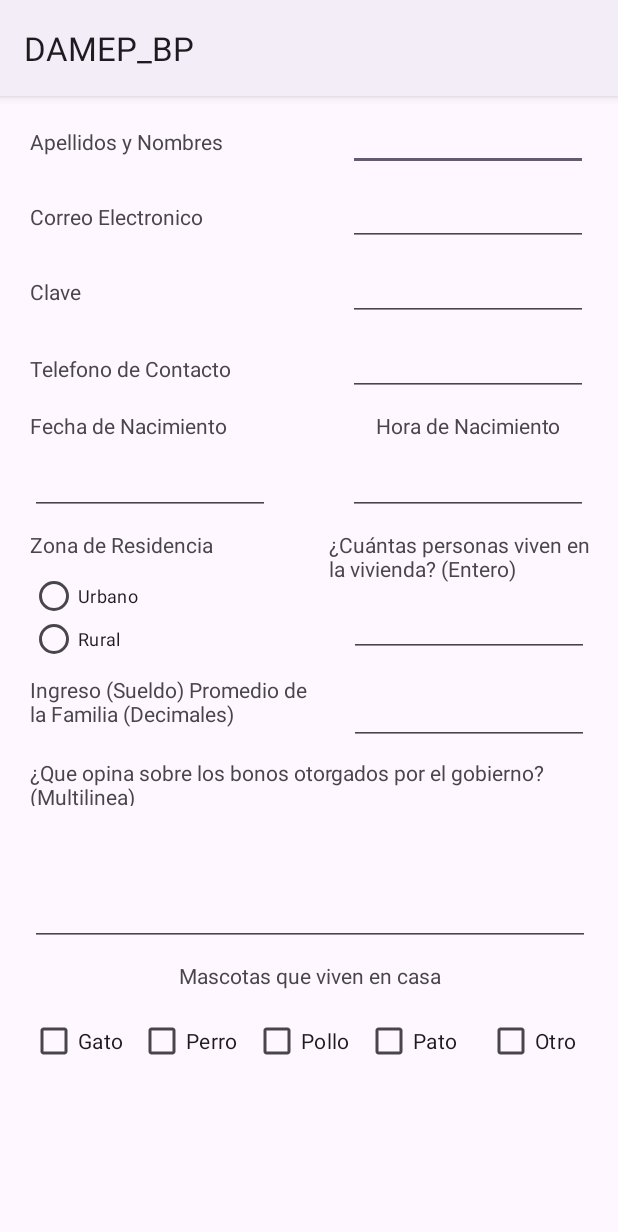
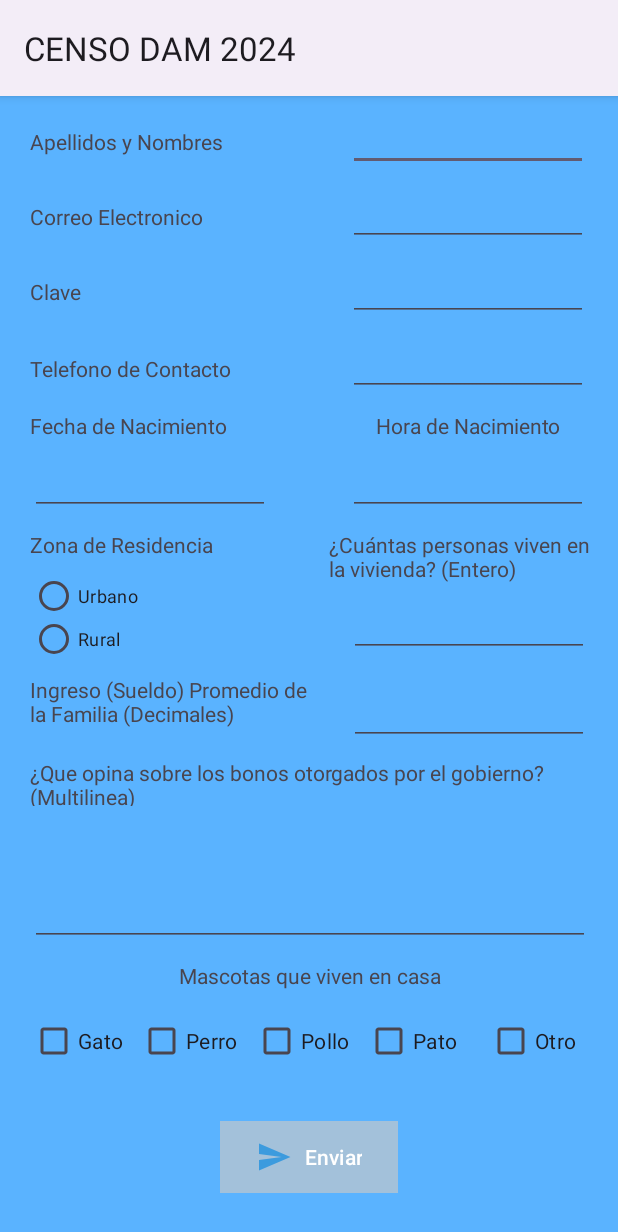
Before and after one commit to JotaBV02/DAMEP_BP, an Android app: the screen it shows after launch (MainActivity), on a phone screen of 412 x 824 dp. Shown: the top 1232 px of the screen. Run offline under Robolectric (Android 15) with nearby library versions, the phone set to English and light mode, and no system bars.

Commit message:
Boton y valores Pena-Parte02

```diff
--- a/app/src/main/java/com/example/damep_bp/MainActivity.java
+++ b/app/src/main/java/com/example/damep_bp/MainActivity.java
@@ -1,6 +1,8 @@
 package com.example.damep_bp;
 
 import android.os.Bundle;
+import android.widget.Button;
+import android.widget.Toast;
 
 import androidx.activity.EdgeToEdge;
 import androidx.appcompat.app.AppCompatActivity;
@@ -15,6 +17,9 @@ public class MainActivity extends AppCompatActivity {
         super.onCreate(savedInstanceState);
         EdgeToEdge.enable(this);
         setContentView(R.layout.activity_main);
+        Button btn1 = findViewById(R.id.button_enviar);
+        btn1.setOnClickListener(view -> Toast.makeText(this, "Se Envio sus Datos", Toast.LENGTH_SHORT).show());
+
         ViewCompat.setOnApplyWindowInsetsListener(findViewById(R.id.main), (v, insets) -> {
             Insets systemBars = insets.getInsets(WindowInsetsCompat.Type.systemBars());
             v.setPadding(systemBars.left, systemBars.top, systemBars.right, systemBars.bottom);
--- /dev/null
+++ b/app/src/main/res/drawable/baseline_send_24.xml
@@ -0,0 +1,5 @@
+<vector xmlns:android="http://schemas.android.com/apk/res/android" android:autoMirrored="true" android:height="24dp" android:tint="#3C9BDE" android:viewportHeight="24" android:viewportWidth="24" android:width="24dp">
+
+    <path android:fillColor="@android:color/white" android:pathData="M2.01,21L23,12 2.01,3 2,10l15,2 -15,2z"/>
+
+</vector>
--- a/app/src/main/res/layout/activity_main.xml
+++ b/app/src/main/res/layout/activity_main.xml
@@ -5,6 +5,7 @@
     android:id="@+id/main"
     android:layout_width="match_parent"
     android:layout_height="match_parent"
+    android:background="#F151AFFF"
     tools:context=".MainActivity">
 
     <TextView
@@ -12,7 +13,7 @@
         android:layout_width="wrap_content"
         android:layout_height="wrap_content"
         android:layout_marginStart="20dp"
-        android:text="Apellidos y Nombres"
+        android:text="@string/texto_apellidos_nombre"
         app:layout_constraintBottom_toBottomOf="@+id/editTextText"
         app:layout_constraintStart_toStartOf="parent"
         app:layout_constraintTop_toTopOf="@+id/editTextText" />
@@ -21,7 +22,7 @@
         android:id="@+id/textView"
         android:layout_width="wrap_content"
         android:layout_height="wrap_content"
-        android:text="Correo Electronico"
+        android:text="@string/Correo_electronico"
         app:layout_constraintBottom_toBottomOf="@+id/editTextTextEmailAddress"
         app:layout_constraintStart_toStartOf="@+id/textView12"
         app:layout_constraintTop_toTopOf="@+id/editTextTextEmailAddress" />
@@ -30,7 +31,7 @@
         android:id="@+id/textView2"
         android:layout_width="wrap_content"
         android:layout_height="wrap_content"
-        android:text="Clave"
+        android:text="@string/Clave"
         app:layout_constraintBottom_toBottomOf="@+id/editTextTextPassword"
         app:layout_constraintStart_toStartOf="@+id/textView"
         app:layout_constraintTop_toTopOf="@+id/editTextTextPassword" />
@@ -39,7 +40,7 @@
         android:id="@+id/textView3"
         android:layout_width="136dp"
         android:layout_height="16dp"
-        android:text="Telefono de Contacto"
+        android:text="@string/Telefono_Contacto"
         app:layout_constraintBottom_toBottomOf="@+id/editTextPhone"
         app:layout_constraintStart_toStartOf="@+id/textView2"
         app:layout_constraintTop_toTopOf="@+id/editTextPhone" />
@@ -49,7 +50,7 @@
         android:layout_width="wrap_content"
         android:layout_height="wrap_content"
         android:layout_marginTop="10dp"
-        android:text="Fecha de Nacimiento"
+        android:text="@string/Fecha_Nacimiento"
         app:layout_constraintStart_toStartOf="@+id/textView3"
         app:layout_constraintTop_toBottomOf="@+id/editTextPhone" />
 
@@ -58,7 +59,7 @@
         android:layout_width="wrap_content"
         android:layout_height="wrap_content"
         android:layout_marginTop="10dp"
-        android:text="Hora de Nacimiento"
+        android:text="@string/Hora_Nacimiento"
         app:layout_constraintEnd_toEndOf="@+id/editTextPhone"
         app:layout_constraintStart_toStartOf="@+id/editTextPhone"
         app:layout_constraintTop_toBottomOf="@+id/editTextPhone" />
@@ -68,7 +69,7 @@
         android:layout_width="wrap_content"
         android:layout_height="wrap_content"
         android:layout_marginTop="10dp"
-        android:text="Zona de Residencia"
+        android:text="@string/Zona_Residencia"
         app:layout_constraintStart_toStartOf="@+id/editTextDate"
         app:layout_constraintTop_toBottomOf="@+id/editTextDate" />
 
@@ -77,7 +78,7 @@
         android:layout_width="185dp"
         android:layout_height="43dp"
         android:layout_marginTop="10dp"
-        android:text="¿Cuántas personas viven en la vivienda? (Entero) "
+        android:text="@string/cant_personas"
         app:layout_constraintEnd_toEndOf="@+id/editTextTime"
         app:layout_constraintStart_toStartOf="@+id/editTextTime"
         app:layout_constraintTop_toBottomOf="@+id/editTextTime" />
@@ -87,7 +88,7 @@
         android:layout_width="190dp"
         android:layout_height="45dp"
         android:layout_marginTop="10dp"
-        android:text="Ingreso (Sueldo) Promedio de la Familia (Decimales) "
+        android:text="@string/ingreso"
         app:layout_constraintStart_toStartOf="@+id/textView6"
         app:layout_constraintTop_toBottomOf="@+id/radioGroup" />
 
@@ -96,7 +97,7 @@
         android:layout_width="373dp"
         android:layout_height="32dp"
         android:layout_marginTop="10dp"
-        android:text="¿Que opina sobre los bonos otorgados por el gobierno? (Multilinea)"
+        android:text="@string/opinion"
         app:layout_constraintEnd_toEndOf="@+id/editTextNumberDecimal"
         app:layout_constraintStart_toStartOf="@+id/textView8"
         app:layout_constraintTop_toBottomOf="@+id/textView8" />
@@ -106,7 +107,7 @@
         android:layout_width="wrap_content"
         android:layout_height="wrap_content"
         android:layout_marginTop="10dp"
-        android:text="Mascotas que viven en casa"
+        android:text="@string/mascotas"
         app:layout_constraintEnd_toEndOf="@+id/editTextTextMultiLine"
         app:layout_constraintStart_toStartOf="@+id/editTextTextMultiLine"
         app:layout_constraintTop_toBottomOf="@+id/editTextTextMultiLine" />
@@ -123,14 +124,14 @@
             android:id="@+id/radioButton2"
             android:layout_width="match_parent"
             android:layout_height="29dp"
-            android:text="Urbano"
+            android:text="@string/cate_Urbano"
             android:textSize="12sp" />
 
         <RadioButton
             android:id="@+id/radioButton"
             android:layout_width="match_parent"
             android:layout_height="28dp"
-            android:text="Rural"
+            android:text="@string/cate_Rural"
             android:textSize="12sp" />
     </RadioGroup>
 
@@ -250,7 +251,7 @@
         android:layout_width="wrap_content"
         android:layout_height="wrap_content"
         android:layout_marginTop="10dp"
-        android:text="Gato"
+        android:text="@string/check_Gato"
         app:layout_constraintStart_toStartOf="@+id/editTextTextMultiLine"
         app:layout_constraintTop_toBottomOf="@+id/textView11" />
 
@@ -259,7 +260,7 @@
         android:layout_width="wrap_content"
         android:layout_height="wrap_content"
         android:layout_marginStart="10dp"
-        android:text="Perro"
+        android:text="@string/check_Perro"
         app:layout_constraintStart_toEndOf="@+id/checkBox"
         app:layout_constraintTop_toTopOf="@+id/checkBox" />
 
@@ -268,7 +269,7 @@
         android:layout_width="wrap_content"
         android:layout_height="wrap_content"
         android:layout_marginStart="10dp"
-        android:text="Pato"
+        android:text="@string/check_Pato"
         app:layout_constraintStart_toEndOf="@+id/checkBox4"
         app:layout_constraintTop_toTopOf="@+id/checkBox4" />
 
@@ -277,7 +278,7 @@
         android:layout_width="wrap_content"
         android:layout_height="wrap_content"
         android:layout_marginStart="10dp"
-        android:text="Pollo"
+        android:text="@string/check_Polloo"
         app:layout_constraintStart_toEndOf="@+id/checkBox2"
         app:layout_constraintTop_toTopOf="@+id/checkBox2" />
 
@@ -287,9 +288,27 @@
         android:layout_height="wrap_content"
         android:layout_marginStart="10dp"
         android:layout_marginTop="10dp"
-        android:text="Otro"
+        android:text="@string/chack_Otro"
         app:layout_constraintEnd_toEndOf="@+id/editTextTextMultiLine"
         app:layout_constraintStart_toEndOf="@+id/checkBox3"
         app:layout_constraintTop_toBottomOf="@+id/textView11" />
 
+    <Button
+        android:id="@+id/button_enviar"
+        android:layout_width="wrap_content"
+        android:layout_height="wrap_content"
+        android:layout_marginTop="10dp"
+        android:layout_marginBottom="10dp"
+        android:background="#6A0B0B"
+        android:backgroundTint="#3F51B5"
+        android:drawableLeft="@drawable/baseline_send_24"
+        android:text="@string/boton_enviar"
+        app:iconTint="#3F51B5"
+        app:layout_constraintBottom_toBottomOf="parent"
+        app:layout_constraintEnd_toEndOf="parent"
+        app:layout_constraintStart_toStartOf="parent"
+        app:layout_constraintTop_toBottomOf="@+id/checkBox4"
+        app:rippleColor="#673AB7"
+        app:strokeColor="#673AB7" />
+
 </androidx.constraintlayout.widget.ConstraintLayout>
--- a/app/src/main/res/values/strings.xml
+++ b/app/src/main/res/values/strings.xml
@@ -1,3 +1,23 @@
 <resources>
-    <string name="app_name">DAMEP_BP</string>
+    <string name="app_name">CENSO DAM 2024</string>
+    <string name="boton_enviar">Enviar</string>
+    <string name="texto_apellidos_nombre">Apellidos y Nombres</string>
+    <string name="Correo_electronico">Correo Electronico</string>
+    <string name="Clave">Clave</string>
+    <string name="Telefono_Contacto">Telefono de Contacto</string>
+    <string name="Fecha_Nacimiento">Fecha de Nacimiento</string>
+    <string name="Hora_Nacimiento">Hora de Nacimiento</string>
+    <string name="Zona_Residencia">Zona de Residencia</string>
+    <string name="cant_personas">"¿Cuántas personas viven en la vivienda? (Entero) "</string>
+    <string name="ingreso">"Ingreso (Sueldo) Promedio de la Familia (Decimales) "</string>
+    <string name="opinion">¿Que opina sobre los bonos otorgados por el gobierno? (Multilinea)</string>
+    <string name="mascotas">Mascotas que viven en casa</string>
+    <string name="cate_Urbano">Urbano</string>
+    <string name="cate_Rural">Rural</string>
+    <string name="check_Gato">Gato</string>
+    <string name="check_Perro">Perro</string>
+    <string name="check_Pollo">Pollo\n\n</string>
+    <string name="check_Polloo">Pollo</string>
+    <string name="check_Pato">Pato</string>
+    <string name="chack_Otro">Otro</string>
 </resources>
```
